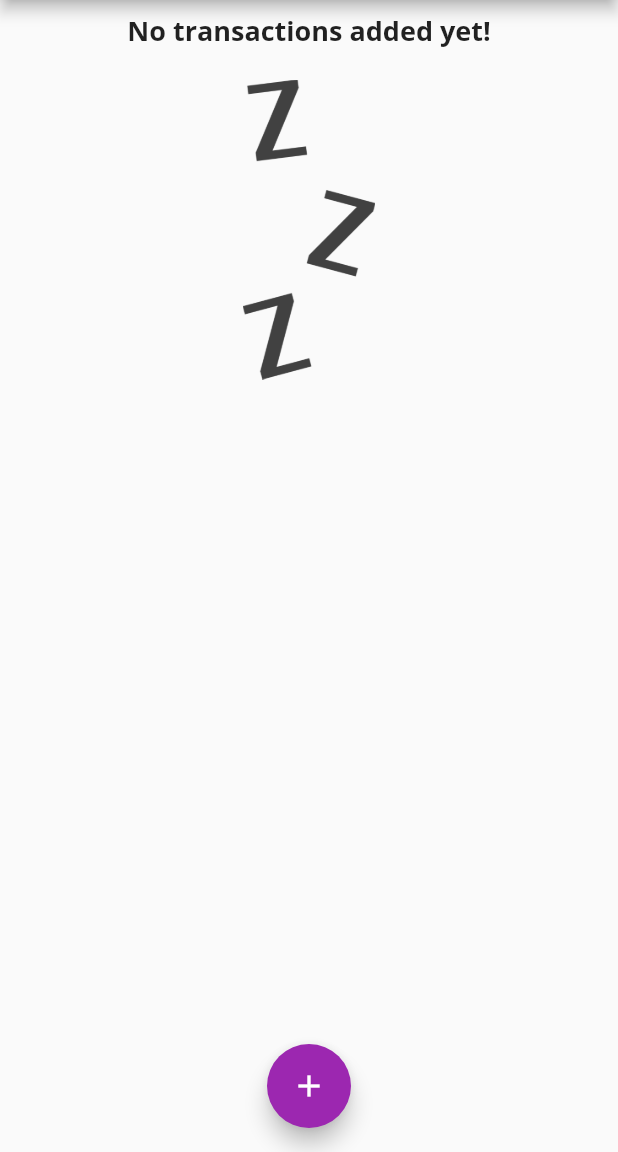
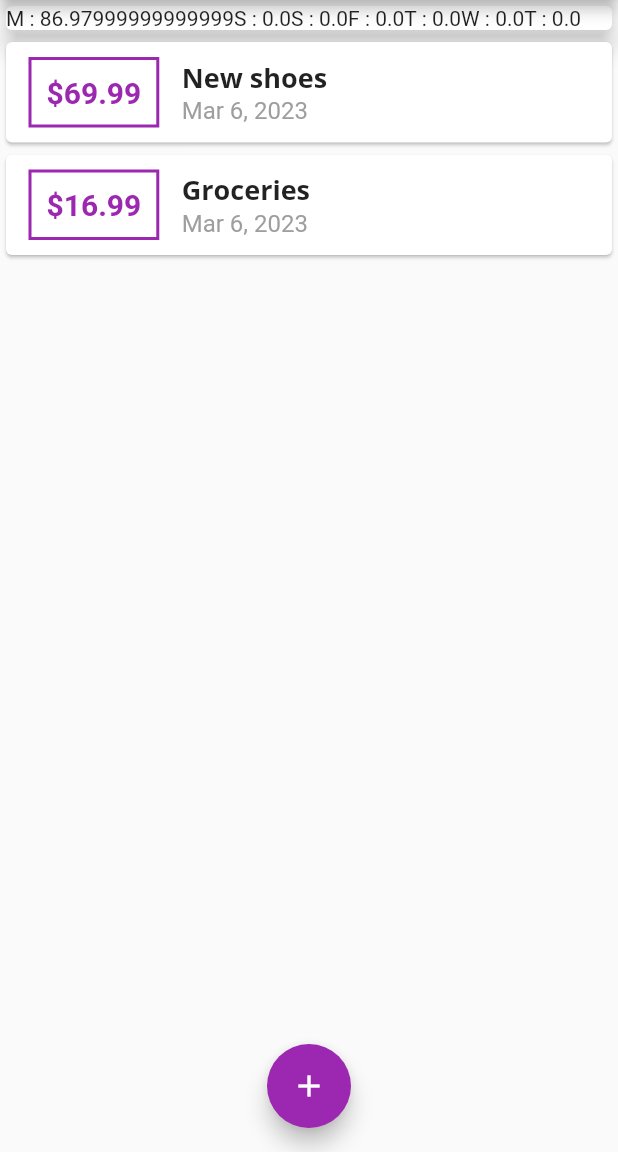
Before and after one commit to arunjish/expense-app-flutter, a Flutter app: the screen it shows after launch, on a phone screen of 412 x 824 dp, the part 84-1236 px from its top. Run offline on Flutter 3.47's test engine with Material 2 defaults, Android fonts, the phone set to English and light mode, and no system bars.

Commit message:
chat widget

```diff
--- a/lib/main.dart
+++ b/lib/main.dart
@@ -53,19 +53,26 @@ class _MyHomePageState extends State<MyHomePage> {
   }
 
   final List<Transaction> transactions = [
-    // Transaction(
-    //   id: 't1',
-    //   title: 'New shoes',
-    //   amount: 69.99,
-    //   date: DateTime.now(),
-    // ),
-    // Transaction(
-    //   id: 't2',
-    //   title: 'Groceries',
-    //   amount: 16.99,
-    //   date: DateTime.now(),
-    // ),
+    Transaction(
+      id: 't1',
+      title: 'New shoes',
+      amount: 69.99,
+      date: DateTime.now(),
+    ),
+    Transaction(
+      id: 't2',
+      title: 'Groceries',
+      amount: 16.99,
+      date: DateTime.now(),
+    ),
   ];
+
+  List<Transaction> get _recentTransactions {
+    return transactions
+        .where((tran) =>
+            tran.date.isAfter(DateTime.now().subtract(Duration(days: 7))))
+        .toList();
+  }
 
   void _addTransaction(String title, double amount) {
     final newTx = Transaction(
@@ -99,7 +106,9 @@ class _MyHomePageState extends State<MyHomePage> {
           mainAxisAlignment: MainAxisAlignment.start,
           crossAxisAlignment: CrossAxisAlignment.stretch,
           children: [
-            Chart(),
+            Chart(
+              recentTransactions: _recentTransactions,
+            ),
             TransactionList(
               transactions: transactions,
             )
--- a/lib/widgets/chart.dart
+++ b/lib/widgets/chart.dart
@@ -9,7 +9,7 @@ class Chart extends StatelessWidget {
   List<Map<String, Object>> get groupedTransactionValues {
     return List.generate(7, (index) {
       final weekDay = DateTime.now().subtract(Duration(days: index));
-      double totalSum;
+      double totalSum = 0;
 
       for (var i = 0; i < recentTransactions.length; i++) {
         if (recentTransactions[i].date.day == weekDay.day &&
@@ -18,7 +18,10 @@ class Chart extends StatelessWidget {
           totalSum += recentTransactions[i].amount;
         }
       }
-      return {'day': DateFormat.E(weekDay), 'amount': totalSum};
+      return {
+        'day': DateFormat.E().format(weekDay).substring(0, 1),
+        'amount': totalSum
+      };
     });
   }
 
@@ -27,7 +30,9 @@ class Chart extends StatelessWidget {
     return Card(
       elevation: 6,
       child: Row(
-        children: [],
+        children: groupedTransactionValues.map((data) {
+          return Text('${data['day']} : ${data['amount']}');
+        }).toList(),
       ),
     );
   }
```
